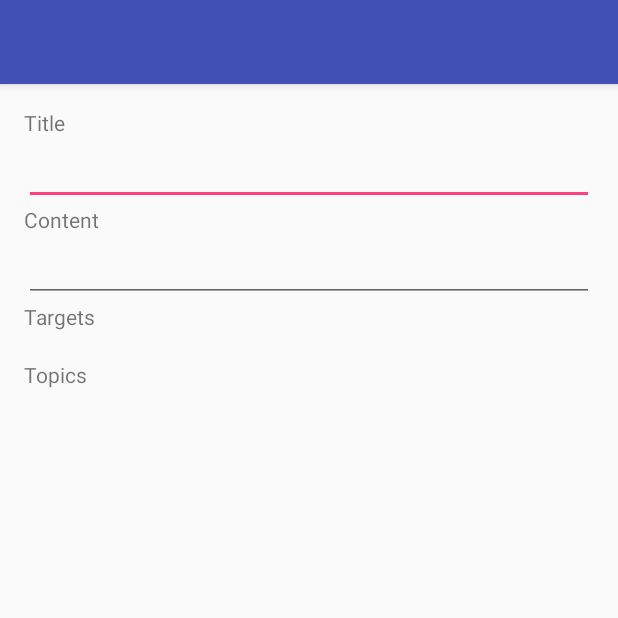
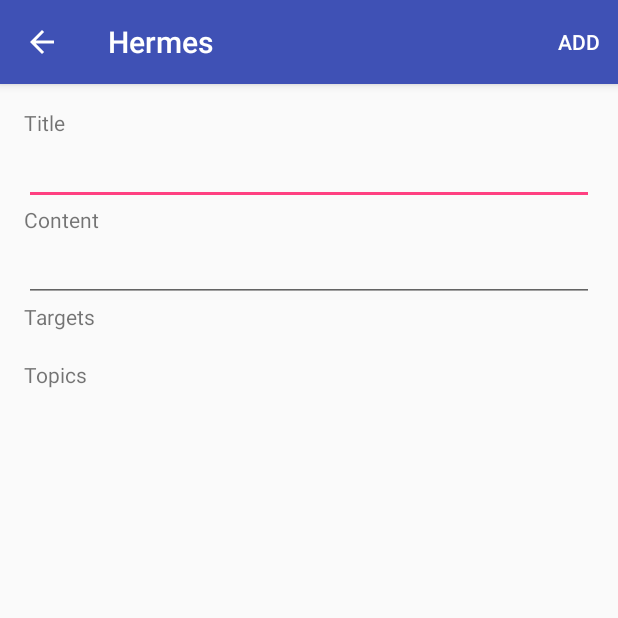
Before and after one commit to IsaacKhor/hermes-android, an Android app: the screen it shows after launch (AddNotifActivity), on a phone screen of 412 x 824 dp, the top half of it. Run offline under Robolectric (Android 15) with nearby library versions, the phone set to English and light mode, and no system bars; libraries missing offline, so code that uses them is left out: nl.komponents.kovenant.

Commit message:
Implemented basic data bindings and a real UI for add activity

```diff
--- /dev/null
+++ b/app/src/main/java/com/isaackhor/hermes/utils/Utils.kt
@@ -0,0 +1,18 @@
+package com.isaackhor.hermes.utils
+
+import android.text.Editable
+import android.text.TextWatcher
+import android.widget.EditText
+
+object Utils {
+  fun onEditTextChanged(view: EditText, f: (String) -> Unit) {
+    view.addTextChangedListener(object : TextWatcher {
+      override fun beforeTextChanged(s: CharSequence?, start: Int, count: Int, after: Int) {}
+      override fun onTextChanged(s: CharSequence?, start: Int, before: Int, count: Int) {
+        f(s.toString())
+      }
+
+      override fun afterTextChanged(s: Editable?) {}
+    })
+  }
+}
--- a/app/src/main/java/com/isaackhor/hermes/viewAddNotif/AddNotifActivity.kt
+++ b/app/src/main/java/com/isaackhor/hermes/viewAddNotif/AddNotifActivity.kt
@@ -1,13 +1,62 @@
 package com.isaackhor.hermes.viewAddNotif
 
+import android.arch.lifecycle.ViewModelProvider
+import android.arch.lifecycle.ViewModelProviders
 import android.support.v7.app.AppCompatActivity
 import android.os.Bundle
+import android.text.Editable
+import android.text.TextWatcher
+import android.view.Menu
+import android.view.MenuItem
+import android.widget.EditText
 import com.isaackhor.hermes.R
+import com.isaackhor.hermes.source.NotifsRepo
+import com.isaackhor.hermes.utils.Utils
 
 class AddNotifActivity : AppCompatActivity() {
+  private lateinit var editTitle: EditText
+  private lateinit var editContent: EditText
+
+  private lateinit var viewModel: AddNotifViewModel
 
   override fun onCreate(savedInstanceState: Bundle?) {
     super.onCreate(savedInstanceState)
     setContentView(R.layout.activity_add_notif)
+
+    editTitle = findViewById(R.id.add_edit_title)
+    editContent = findViewById(R.id.add_edit_content)
+
+    setSupportActionBar(findViewById(R.id.add_toolbar))
+    supportActionBar?.apply {
+      setDisplayHomeAsUpEnabled(true)
+      setDisplayShowHomeEnabled(true)
+    }
+
+    // ViewModel
+    viewModel = ViewModelProviders.of(this).get(AddNotifViewModel::class.java)
+    viewModel.setRepo(NotifsRepo.TESTING)
+
+    Utils.onEditTextChanged(editTitle) { s -> viewModel.title.value = s }
+    Utils.onEditTextChanged(editContent) { s -> viewModel.content.value = s }
+  }
+
+  override fun onCreateOptionsMenu(menu: Menu?): Boolean {
+    menuInflater.inflate(R.menu.add_menu, menu)
+    return true
+  }
+
+  override fun onOptionsItemSelected(item: MenuItem): Boolean {
+    return when (item.itemId) {
+      R.id.menu_add_confirm -> {
+//        viewModel.addNewNotif()
+        finish()
+        true
+      }
+      android.R.id.home -> {
+        finish()
+        true
+      }
+      else -> super.onOptionsItemSelected(item)
+    }
   }
 }
--- /dev/null
+++ b/app/src/main/java/com/isaackhor/hermes/viewAddNotif/AddNotifViewModel.kt
@@ -0,0 +1,29 @@
+package com.isaackhor.hermes.viewAddNotif
+
+import android.arch.lifecycle.MutableLiveData
+import android.arch.lifecycle.ViewModel
+import com.isaackhor.hermes.model.Notif
+import com.isaackhor.hermes.model.NotifTarget
+import com.isaackhor.hermes.model.NotifTopic
+import com.isaackhor.hermes.source.NotifsRepo
+import com.isaackhor.hermes.utils.SingleLiveEvent
+
+class AddNotifViewModel : ViewModel() {
+  private lateinit var repo: NotifsRepo
+
+  val title = MutableLiveData<String>()
+  val content = MutableLiveData<String>()
+  val targets = MutableLiveData<List<NotifTarget>>()
+  val topics = MutableLiveData<List<NotifTopic>>()
+
+  val onNewNotifEvent = SingleLiveEvent<Void>()
+
+  fun setRepo(repo: NotifsRepo) {
+    this.repo = repo
+  }
+
+  fun addNewNotif(new: Notif) {
+    repo.addNotif(new)
+    onNewNotifEvent.call()
+  }
+}
--- /dev/null
+++ b/app/src/main/res/menu/add_menu.xml
@@ -0,0 +1,8 @@
+<?xml version="1.0" encoding="utf-8"?>
+<menu xmlns:android="http://schemas.android.com/apk/res/android"
+    xmlns:app="http://schemas.android.com/apk/res-auto">
+    <item
+        android:title="@string/menu_add_confirm"
+        android:id="@+id/menu_add_confirm"
+        app:showAsAction="always|withText" />
+</menu>
--- a/app/src/main/res/values/strings.xml
+++ b/app/src/main/res/values/strings.xml
@@ -6,4 +6,5 @@
     <string name="label_content">Content</string>
     <string name="label_targets">Targets</string>
     <string name="label_topics">Topics</string>
+    <string name="menu_add_confirm">Add</string>
 </resources>
```
Also changed, not shown: app/src/main/java/com/isaackhor/hermes/viewNotifDetail/NotifDetailActivity.kt (+4 -3 lines).
